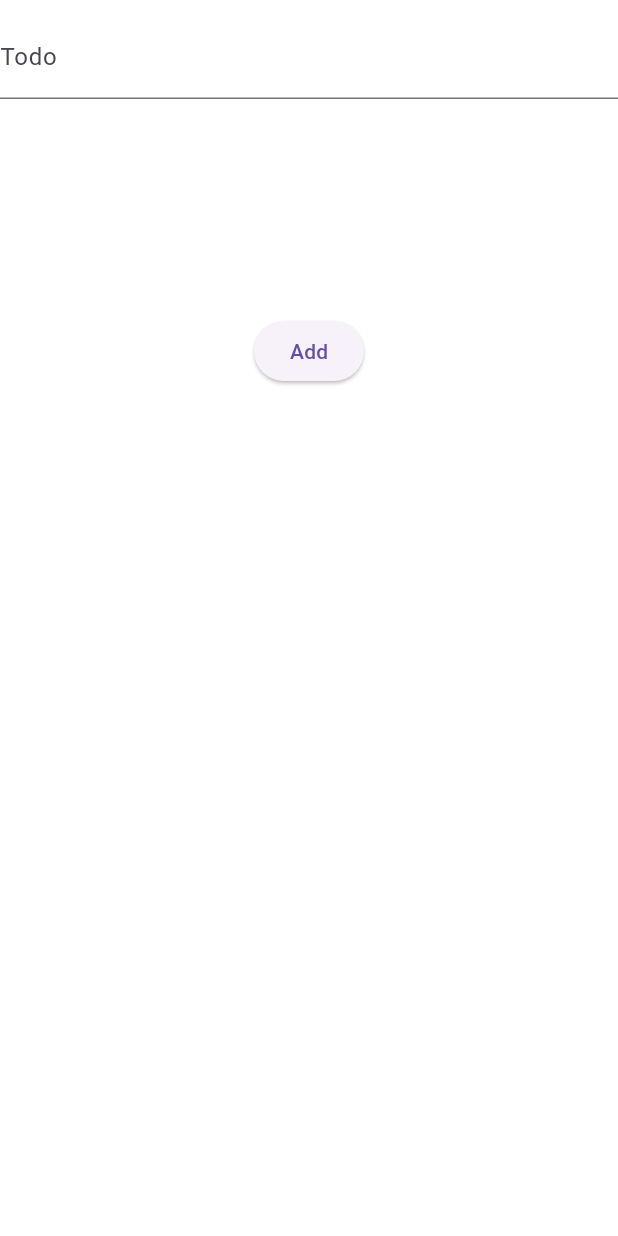
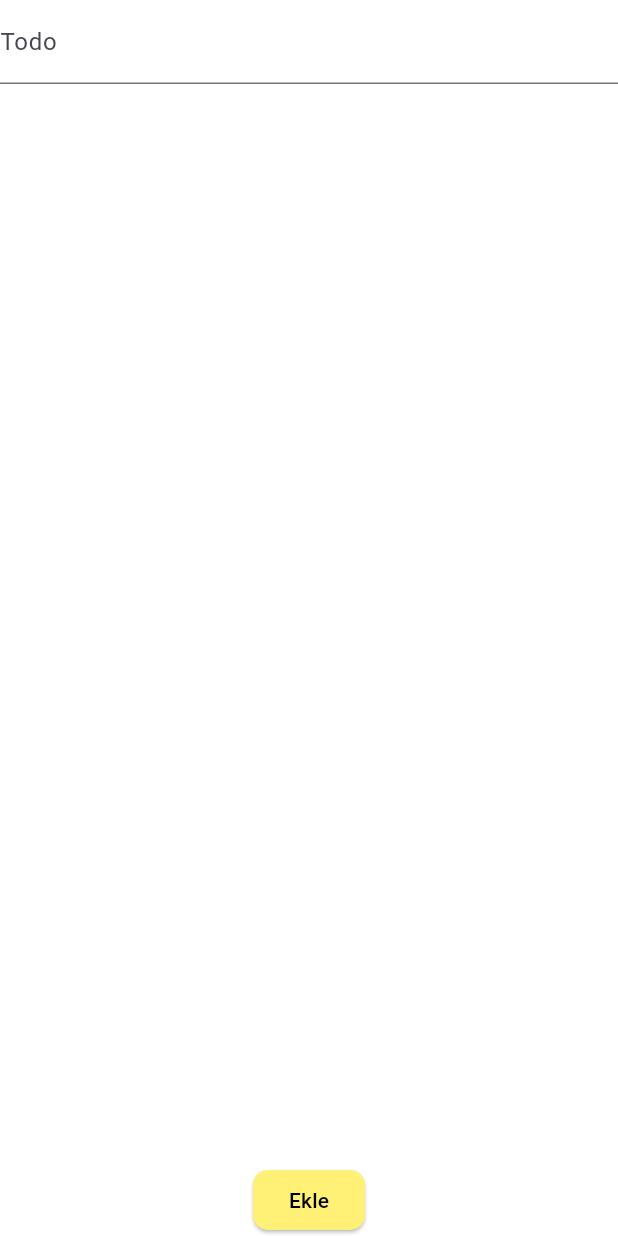
Before and after one commit to cemkesici/todolist, a Flutter app: the TodoPage screen opened directly, on a phone screen of 412 x 824 dp. Run offline on Flutter 3.47's test engine with Material 3 defaults, Android fonts, the phone set to English and light mode, and no system bars; our stand-ins replace fluttertoast.

Commit message:
last code

```diff
--- /dev/null
+++ b/lib/Screens/todoadd_page.dart
@@ -0,0 +1,73 @@
+// ignore_for_file: library_private_types_in_public_api
+
+import 'package:flutter/material.dart';
+import 'package:fluttertoast/fluttertoast.dart';
+import 'package:todolist/constans/colors.dart';
+
+class TodoPage extends StatefulWidget {
+  const TodoPage({super.key});
+
+  @override
+  _TodoPage createState() => _TodoPage();
+}
+
+class _TodoPage extends State<TodoPage> {
+  final TextEditingController _controller = TextEditingController();
+  @override
+  Widget build(BuildContext context) {
+    return Scaffold(
+      backgroundColor: Colors.transparent,
+      body: Center(
+        child: Column(
+          mainAxisAlignment: MainAxisAlignment.spaceBetween,
+          children: [
+            SizedBox(
+              child: TextField(
+                controller: _controller,
+                maxLines: null,
+                scrollPhysics: const BouncingScrollPhysics(),
+                decoration: const InputDecoration(
+                  labelText: 'Todo',
+                ),
+              ),
+            ),
+            ElevatedButton(
+              onPressed: () {
+                if (_controller.text.isNotEmpty) {
+                  Navigator.pop(context, _controller.text);
+                  Fluttertoast.showToast(
+                      msg: "Todo added",
+                      toastLength: Toast.LENGTH_LONG,
+                      gravity: ToastGravity.CENTER,
+                      backgroundColor: Colors.grey,
+                      textColor: Colors.white,
+                      fontSize: 16.0);
+                } else {
+                  Fluttertoast.showToast(
+                      msg: "Todo not added",
+                      toastLength: Toast.LENGTH_LONG,
+                      gravity: ToastGravity.CENTER,
+                      backgroundColor: Colors.grey,
+                      textColor: Colors.white,
+                      fontSize: 16.0);
+                }
+              },
+              style: ButtonStyle(
+                backgroundColor: MaterialStateProperty.all<Color>(softYellow),
+                shape: MaterialStateProperty.all<RoundedRectangleBorder>(
+                  RoundedRectangleBorder(
+                    borderRadius: BorderRadius.circular(10),
+                  ),
+                ),
+              ),
+              child: const Text(
+                'Ekle',
+                style: TextStyle(color: Colors.black),
+              ),
+            ),
+          ],
+        ),
+      ),
+    );
+  }
+}
--- a/lib/todoadd_page.dart
+++ /dev/null
@@ -1,65 +0,0 @@
-import 'package:flutter/material.dart';
-import 'package:fluttertoast/fluttertoast.dart';
-
-class TodoPage extends StatefulWidget {
-  const TodoPage({super.key});
-
-  @override
-  // ignore: library_private_types_in_public_api
-  _TodoPageState createState() => _TodoPageState();
-}
-
-class _TodoPageState extends State<TodoPage> {
-  final TextEditingController _controller = TextEditingController();
-  @override
-  Widget build(BuildContext context) {
-    return Scaffold(
-      backgroundColor: const Color.fromARGB(0, 255, 193, 7),
-      body: Column(
-        children: [
-          Column(
-            crossAxisAlignment: CrossAxisAlignment.center,
-            children: [
-              const SizedBox(height: 10.0),
-             Container(
-                height: 190.0, // limit height
-                child: TextField(
-                  controller: _controller,
-                  maxLines: null,
-                  scrollPhysics: BouncingScrollPhysics(),
-                  decoration: const InputDecoration(
-                    labelText: 'Todo',
-                  ),
-                ),
-              ),
-              const SizedBox(height: 10.0),
-              ElevatedButton(
-                onPressed: () {
-                  if (_controller.text.isNotEmpty) {
-                    Navigator.pop(context, _controller.text);
-                    Fluttertoast.showToast(
-                        msg: "Todo added",
-                        toastLength: Toast.LENGTH_LONG,
-                        gravity: ToastGravity.CENTER,
-                        backgroundColor: Colors.grey,
-                        textColor: Colors.white,
-                        fontSize: 16.0);
-                  } else {
-                    Fluttertoast.showToast(
-                        msg: "Todo not added",
-                        toastLength: Toast.LENGTH_LONG,
-                        gravity: ToastGravity.CENTER,
-                        backgroundColor: Colors.grey,
-                        textColor: Colors.white,
-                        fontSize: 16.0);
-                  }
-                },
-                child: const Text('Add'),
-              ),
-            ],
-          ),
-        ],
-      ),
-    );
-  }
-}
--- a/pubspec.yaml
+++ b/pubspec.yaml
@@ -18,3 +18,5 @@ dev_dependencies:
 
 flutter:
   uses-material-design: true
+  assets:
+   - assets/
```
Also changed, not shown: lib/Screens/home.dart (added, +122 -0 lines), lib/Screens/settings.dart (added, +13 -0 lines), lib/constans/colors.dart (added, +12 -0 lines), lib/main.dart (+5 -76 lines), lib/util/todo_tile.dart (added, +44 -0 lines), assets/pp.jpg (added), 2 other files.
